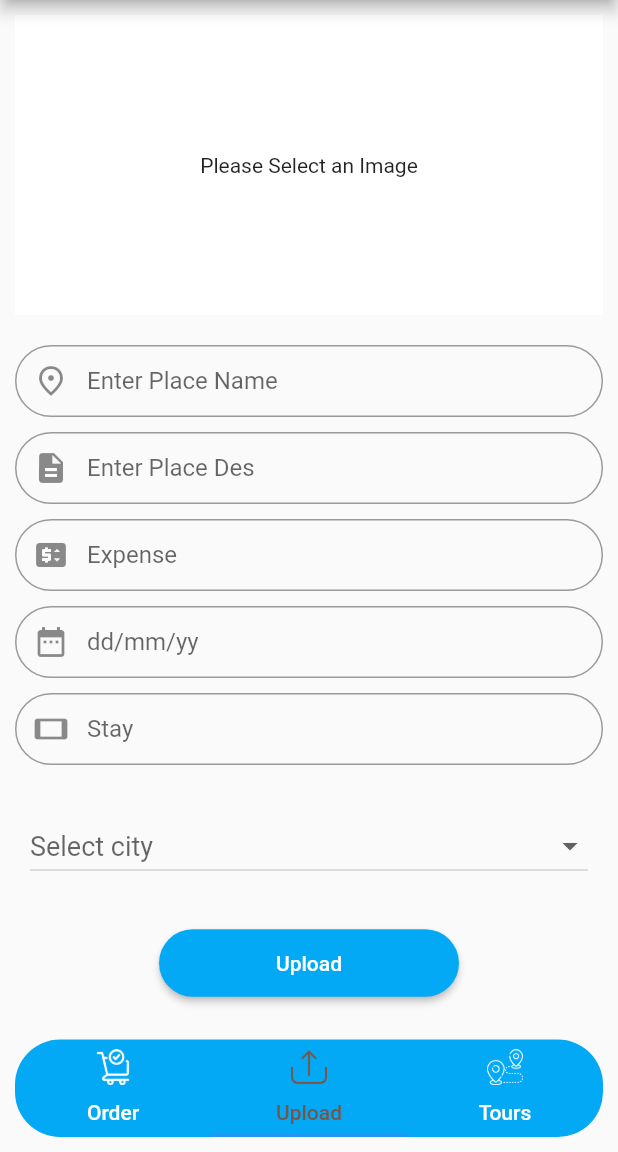
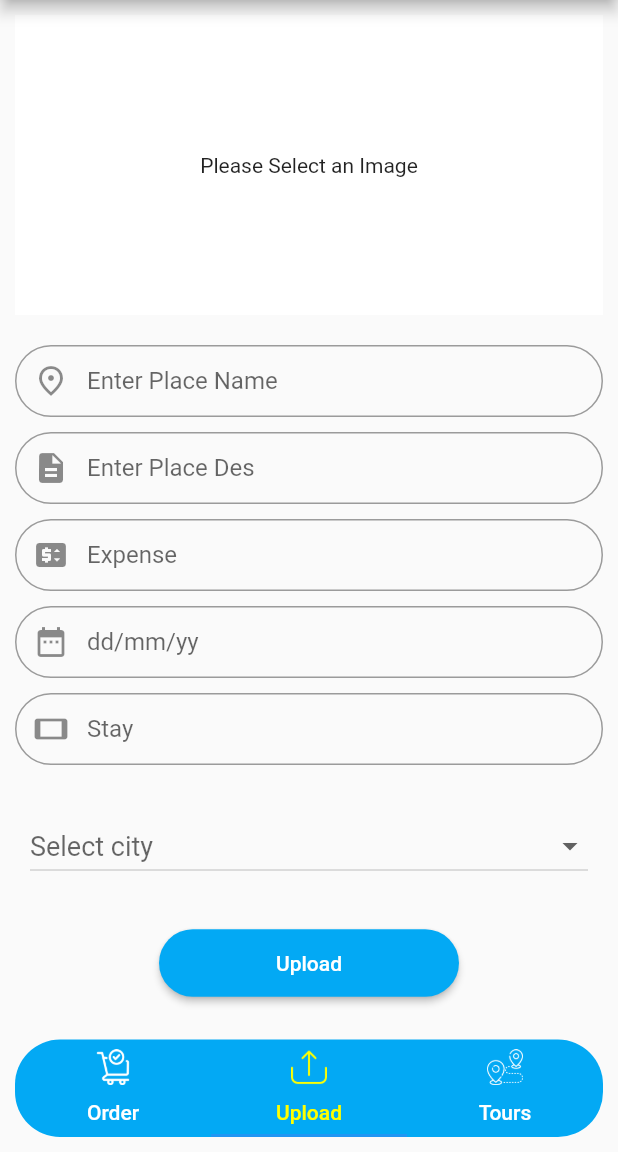
Before and after one commit to Asim-github-Ac/tourist_admin_panel, a Flutter app: the screen it shows after launch, item 2 of the bottom bar chosen, on a phone screen of 412 x 824 dp, the part 84-1236 px from its top. Run offline on Flutter 3.47's test engine with Material 2 defaults, Android fonts, the phone set to English and light mode, and no system bars; our stand-ins replace cloud_firestore, firebase_core, firebase_storage, image_picker; accounts and stored records are empty; network calls fail.

Commit message:
admin_panel_tourist

```diff
--- a/lib/Dashboard/AdminFile.dart
+++ b/lib/Dashboard/AdminFile.dart
@@ -38,7 +38,7 @@ class _AdminClassState extends State<AdminClass> {
               borderRadius: BorderRadius.circular(30),
             ),
             child:TabBar(
-              labelColor: Colors.brown, //<-- selected text color
+              labelColor: Colors.yellowAccent, //<-- selected text color
               unselectedLabelColor: Colors.white,
               tabs: [
                 Tab(icon: ImageIcon(AssetImage("assests/order.png")),text: "Order",),
```
